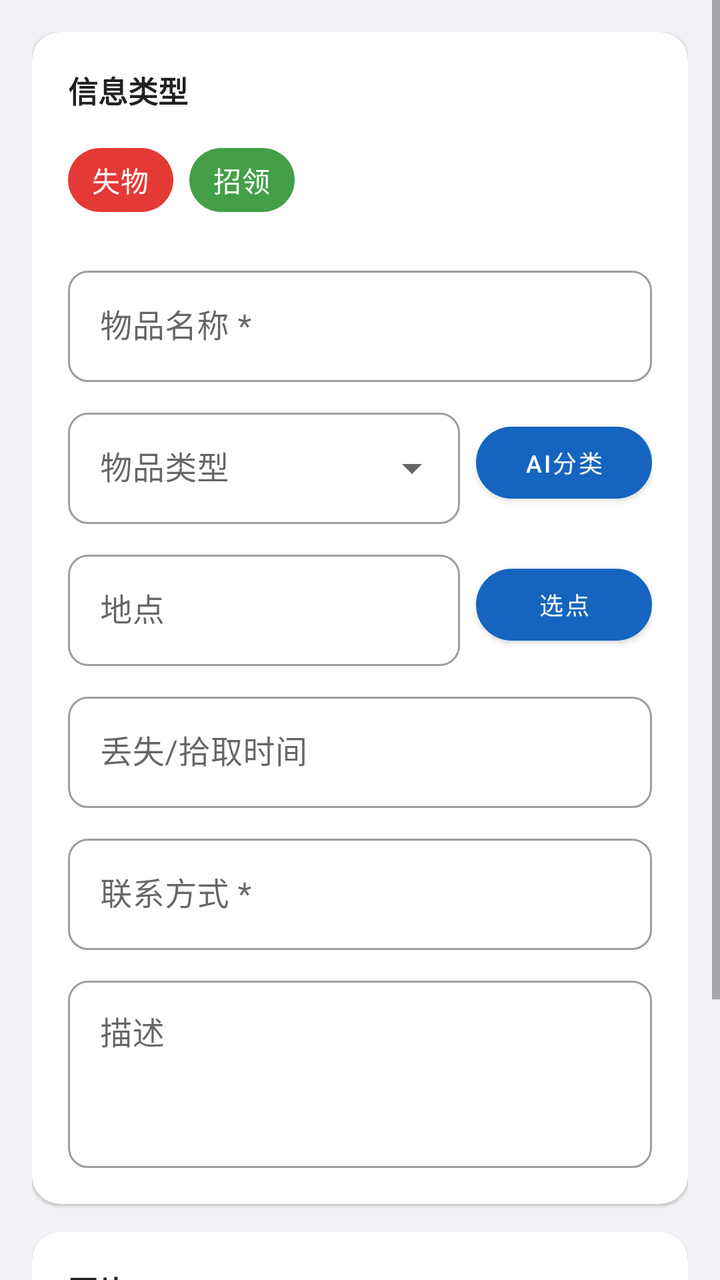
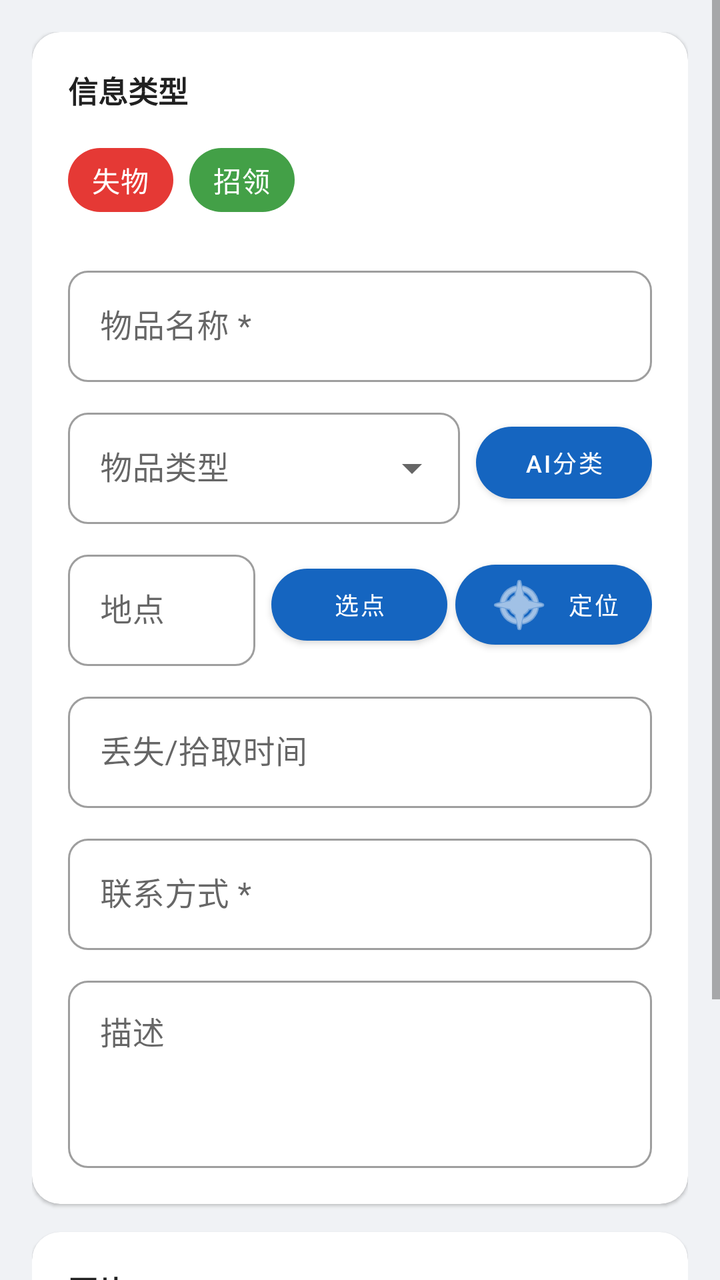

Two renders of the same Android screen: before a commit and after it. Below are the layout's source before the change and the commit's diff.
<!-- AndroidManifest.xml: application theme Theme.CampusLostFound -->
<!-- res/layout/activity_publish.xml -->
<?xml version="1.0" encoding="utf-8"?>
<ScrollView xmlns:android="http://schemas.android.com/apk/res/android"
    xmlns:app="http://schemas.android.com/apk/res-auto"
    android:layout_width="match_parent"
    android:layout_height="match_parent"
    android:background="@color/gray_bg">

    <LinearLayout
        android:layout_width="match_parent"
        android:layout_height="wrap_content"
        android:orientation="vertical"
        android:padding="16dp">

        <com.google.android.material.card.MaterialCardView
            android:layout_width="match_parent"
            android:layout_height="wrap_content"
            app:cardCornerRadius="14dp"
            app:cardElevation="1dp"
            app:cardBackgroundColor="@color/card_white"
            app:strokeWidth="0dp">

            <LinearLayout
                android:layout_width="match_parent"
                android:layout_height="wrap_content"
                android:orientation="vertical"
                android:padding="18dp">

                <TextView
                    android:layout_width="wrap_content"
                    android:layout_height="wrap_content"
                    android:text="信息类型"
                    android:textSize="15sp"
                    android:textColor="@color/text_primary"
                    android:textStyle="bold" />

                <com.google.android.material.chip.ChipGroup
                    android:id="@+id/chipGroupType"
                    android:layout_width="match_parent"
                    android:layout_height="wrap_content"
                    app:singleSelection="true"
                    android:layout_marginTop="10dp"
                    android:layout_marginBottom="10dp">

                    <com.google.android.material.chip.Chip
                        android:id="@+id/chipLost"
                        android:layout_width="wrap_content"
                        android:layout_height="wrap_content"
                        android:text="失物"
                        app:chipBackgroundColor="@color/lost_tag"
                        android:textColor="@color/white"
                        style="@style/Widget.MaterialComponents.Chip.Choice" />

                    <com.google.android.material.chip.Chip
                        android:id="@+id/chipFound"
                        android:layout_width="wrap_content"
                        android:layout_height="wrap_content"
                        android:text="招领"
                        app:chipBackgroundColor="@color/found_tag"
                        android:textColor="@color/white"
                        style="@style/Widget.MaterialComponents.Chip.Choice" />
                </com.google.android.material.chip.ChipGroup>

                <com.google.android.material.textfield.TextInputLayout
                    android:layout_width="match_parent"
                    android:layout_height="wrap_content"
                    android:layout_marginTop="6dp"
                    style="@style/Widget.MaterialComponents.TextInputLayout.OutlinedBox"
                    app:boxCornerRadiusBottomEnd="10dp"
                    app:boxCornerRadiusBottomStart="10dp"
                    app:boxCornerRadiusTopEnd="10dp"
                    app:boxCornerRadiusTopStart="10dp">

                    <com.google.android.material.textfield.TextInputEditText
                        android:id="@+id/etName"
                        android:hint="物品名称 *"
                        android:inputType="text"
                        android:layout_width="match_parent"
                        android:layout_height="wrap_content" />
                </com.google.android.material.textfield.TextInputLayout>

                <LinearLayout
                    android:layout_width="match_parent"
                    android:layout_height="wrap_content"
                    android:orientation="horizontal"
                    android:layout_marginTop="10dp"
                    android:gravity="center_vertical">

                    <com.google.android.material.textfield.TextInputLayout
                        android:layout_width="0dp"
                        android:layout_height="wrap_content"
                        android:layout_weight="1"
                        style="@style/Widget.MaterialComponents.TextInputLayout.OutlinedBox.ExposedDropdownMenu"
                        app:boxCornerRadiusBottomEnd="10dp"
                        app:boxCornerRadiusBottomStart="10dp"
                        app:boxCornerRadiusTopEnd="10dp"
                        app:boxCornerRadiusTopStart="10dp">

                        <AutoCompleteTextView
                            android:id="@+id/actvCategory"
                            android:hint="物品类型"
                            android:inputType="none"
                            android:layout_width="match_parent"
                            android:layout_height="wrap_content" />
                    </com.google.android.material.textfield.TextInputLayout>

                    <com.google.android.material.button.MaterialButton
                        android:id="@+id/btnAiClassify"
                        android:layout_width="wrap_content"
                        android:layout_height="wrap_content"
                        android:text="AI分类"
                        android:layout_marginStart="8dp"
                        android:textSize="12sp"
                        app:cornerRadius="20dp" />
                </LinearLayout>

                <LinearLayout
                    android:layout_width="match_parent"
                    android:layout_height="wrap_content"
                    android:orientation="horizontal"
                    android:layout_marginTop="10dp"
                    android:gravity="center_vertical">

                    <com.google.android.material.textfield.TextInputLayout
                        android:layout_width="0dp"
                        android:layout_height="wrap_content"
                        android:layout_weight="1"
                        style="@style/Widget.MaterialComponents.TextInputLayout.OutlinedBox"
                        app:boxCornerRadiusBottomEnd="10dp"
                        app:boxCornerRadiusBottomStart="10dp"
                        app:boxCornerRadiusTopEnd="10dp"
                        app:boxCornerRadiusTopStart="10dp">

                        <com.google.android.material.textfield.TextInputEditText
                            android:id="@+id/etLocation"
                            android:hint="地点"
                            android:inputType="text"
                            android:layout_width="match_parent"
                            android:layout_height="wrap_content" />
                    </com.google.android.material.textfield.TextInputLayout>

                    <com.google.android.material.button.MaterialButton
                        android:id="@+id/btnMapPick"
                        android:layout_width="wrap_content"
                        android:layout_height="wrap_content"
                        android:text="选点"
                        android:layout_marginStart="8dp"
                        android:textSize="12sp"
                        app:cornerRadius="20dp" />
                </LinearLayout>

                <TextView
                    android:id="@+id/tvAddressInfo"
                    android:layout_width="match_parent"
                    android:layout_height="wrap_content"
                    android:textSize="12sp"
                    android:textColor="@color/text_secondary"
                    android:visibility="gone"
                    android:layout_marginTop="4dp" />

                <com.google.android.material.textfield.TextInputLayout
                    android:layout_width="match_parent"
                    android:layout_height="wrap_content"
                    android:layout_marginTop="10dp"
                    style="@style/Widget.MaterialComponents.TextInputLayout.OutlinedBox"
                    app:boxCornerRadiusBottomEnd="10dp"
                    app:boxCornerRadiusBottomStart="10dp"
                    app:boxCornerRadiusTopEnd="10dp"
                    app:boxCornerRadiusTopStart="10dp">

                    <com.google.android.material.textfield.TextInputEditText
                        android:id="@+id/etTime"
                        android:hint="丢失/拾取时间"
                        android:focusable="false"
                        android:clickable="true"
                        android:layout_width="match_parent"
                        android:layout_height="wrap_content" />
                </com.google.android.material.textfield.TextInputLayout>

                <com.google.android.material.textfield.TextInputLayout
                    android:layout_width="match_parent"
                    android:layout_height="wrap_content"
                    android:layout_marginTop="10dp"
                    style="@style/Widget.MaterialComponents.TextInputLayout.OutlinedBox"
                    app:boxCornerRadiusBottomEnd="10dp"
                    app:boxCornerRadiusBottomStart="10dp"
                    app:boxCornerRadiusTopEnd="10dp"
                    app:boxCornerRadiusTopStart="10dp">

                    <com.google.android.material.textfield.TextInputEditText
                        android:id="@+id/etContact"
                        android:hint="联系方式 *"
                        android:inputType="phone"
                        android:layout_width="match_parent"
                        android:layout_height="wrap_content" />
                </com.google.android.material.textfield.TextInputLayout>

                <com.google.android.material.textfield.TextInputLayout
                    android:layout_width="match_parent"
                    android:layout_height="wrap_content"
                    android:layout_marginTop="10dp"
                    style="@style/Widget.MaterialComponents.TextInputLayout.OutlinedBox"
                    app:boxCornerRadiusBottomEnd="10dp"
                    app:boxCornerRadiusBottomStart="10dp"
                    app:boxCornerRadiusTopEnd="10dp"
                    app:boxCornerRadiusTopStart="10dp">

                    <com.google.android.material.textfield.TextInputEditText
                        android:id="@+id/etDescription"
                        android:hint="描述"
                        android:inputType="textMultiLine"
                        android:minLines="3"
                        android:gravity="top"
                        android:layout_width="match_parent"
                        android:layout_height="wrap_content" />
                </com.google.android.material.textfield.TextInputLayout>

            </LinearLayout>
        </com.google.android.material.card.MaterialCardView>

        <com.google.android.material.card.MaterialCardView
            android:layout_width="match_parent"
            android:layout_height="wrap_content"
            app:cardCornerRadius="14dp"
            app:cardElevation="1dp"
            app:cardBackgroundColor="@color/card_white"
            app:strokeWidth="0dp"
            android:layout_marginTop="14dp">

            <LinearLayout
                android:layout_width="match_parent"
                android:layout_height="wrap_content"
                android:orientation="vertical"
                android:padding="18dp">

                <TextView
                    android:layout_width="wrap_content"
                    android:layout_height="wrap_content"
                    android:text="图片"
                    android:textSize="15sp"
                    android:textColor="@color/text_primary"
                    android:textStyle="bold" />

                <LinearLayout
                    android:layout_width="match_parent"
                    android:layout_height="wrap_content"
                    android:orientation="horizontal"
                    android:layout_marginTop="10dp">

                    <com.google.android.material.button.MaterialButton
                        android:id="@+id/btnCamera"
                        style="@style/Widget.MaterialComponents.Button.OutlinedButton"
                        android:layout_width="0dp"
                        android:layout_height="wrap_content"
                        android:layout_weight="1"
                        android:text="拍照"
                        android:layout_marginEnd="6dp"
                        app:cornerRadius="24dp" />

                    <com.google.android.material.button.MaterialButton
                        android:id="@+id/btnGallery"
                        style="@style/Widget.MaterialComponents.Button.OutlinedButton"
                        android:layout_width="0dp"
                        android:layout_height="wrap_content"
                        android:layout_weight="1"
                        android:text="相册"
                        android:layout_marginStart="6dp"
                        app:cornerRadius="24dp" />
                </LinearLayout>

                <ImageView
                    android:id="@+id/ivPreview"
                    android:layout_width="match_parent"
                    android:layout_height="200dp"
                    android:scaleType="centerCrop"
                    android:visibility="gone"
                    android:layout_marginTop="10dp"
                    android:contentDescription="预览图片" />

            </LinearLayout>
        </com.google.android.material.card.MaterialCardView>

        <com.google.android.material.button.MaterialButton
            android:id="@+id/btnSubmit"
            android:layout_width="match_parent"
            android:layout_height="56dp"
            android:text="@string/submit"
            android:textSize="18sp"
            android:layout_marginTop="16dp"
            app:cornerRadius="28dp" />

    </LinearLayout>
</ScrollView>
<!-- resources referenced by this layout -->
<resources>
  <color name="card_white">#FFFFFFFF</color>
  <color name="found_tag">#FF43A047</color>
  <color name="gray_bg">#FFF0F2F5</color>
  <color name="lost_tag">#FFE53935</color>
  <color name="text_primary">#FF212121</color>
  <color name="text_secondary">#FF757575</color>
  <color name="white">#FFFFFFFF</color>
  <string name="submit">提交</string>
  <style name="Theme.CampusLostFound" parent="Theme.MaterialComponents.Light.NoActionBar">
          <item name="colorPrimary">@color/primary</item>
          <item name="colorPrimaryDark">@color/primary_dark</item>
          <item name="colorAccent">@color/accent</item>
          <item name="android:statusBarColor">@color/primary_dark</item>
          <item name="android:navigationBarColor">@color/white</item>
          <item name="android:windowLightStatusBar">false</item>
          <item name="bottomNavigationStyle">@style/BottomNavStyle</item>
      </style>
  <color name="primary">#FF1565C0</color>
  <color name="primary_dark">#FF0D47A1</color>
  <color name="accent">#FFFF6D00</color>
  <style name="BottomNavStyle" parent="Widget.MaterialComponents.BottomNavigationView">
          <item name="android:background">@color/card_white</item>
          <item name="itemTextColor">@color/text_secondary</item>
          <item name="itemIconTint">@color/text_secondary</item>
      </style>
</resources>

<!-- the commit's change to res/layout/activity_publish.xml (unified diff, before → after) -->
@@ -146,6 +146,16 @@
                         android:layout_marginStart="8dp"
                         android:textSize="12sp"
                         app:cornerRadius="20dp" />
+
+                    <com.google.android.material.button.MaterialButton
+                        android:id="@+id/btnGpsLocate"
+                        android:layout_width="wrap_content"
+                        android:layout_height="wrap_content"
+                        android:text="定位"
+                        android:layout_marginStart="4dp"
+                        android:textSize="12sp"
+                        app:cornerRadius="20dp"
+                        app:icon="@android:drawable/ic_menu_compass" />
                 </LinearLayout>
 
                 <TextView
